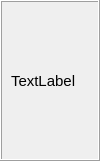
Old version of the form PlayMP4Page/mp4node.ui in the repository inportinitial/NMP3.
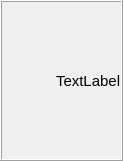
New version of the form. Icons and pictures are not drawn.

Diff of the .ui file:
```diff
--- a/PlayMP4Page/mp4node.ui
+++ b/PlayMP4Page/mp4node.ui
@@ -6,7 +6,7 @@
    <rect>
     <x>0</x>
     <y>0</y>
-    <width>100</width>
+    <width>107</width>
     <height>161</height>
    </rect>
   </property>
@@ -19,6 +19,25 @@
   <property name="windowTitle">
    <string>Form</string>
   </property>
+  <property name="styleSheet">
+   <string notr="true">QPushButton{
+background : transparent;
+border : none;
+background-image : url(&quot;:/images/delete_1.png&quot;);
+background-repeat : no-repeat;
+background-position : center;
+}
+QPushButton:hover{
+background-image : url(&quot;:/images/delete_3.png&quot;);
+background-repeat : no-repeat;
+background-position : center;
+}
+QPushButton:pressed{
+background-image : url(&quot;:/images/delete_2.png&quot;);
+background-repeat : no-repeat;
+background-position : center
+}</string>
+  </property>
   <layout class="QVBoxLayout" name="verticalLayout">
    <property name="leftMargin">
     <number>0</number>
@@ -41,6 +60,46 @@
       <enum>QFrame::Shadow::Raised</enum>
      </property>
      <layout class="QHBoxLayout" name="horizontalLayout">
+      <property name="spacing">
+       <number>4</number>
+      </property>
+      <property name="leftMargin">
+       <number>0</number>
+      </property>
+      <property name="topMargin">
+       <number>0</number>
+      </property>
+      <property name="rightMargin">
+       <number>0</number>
+      </property>
+      <property name="bottomMargin">
+       <number>0</number>
+      </property>
+      <item>
+       <widget class="QPushButton" name="RemoveSongFromLists">
+        <property name="minimumSize">
+         <size>
+          <width>50</width>
+          <height>50</height>
+         </size>
+        </property>
+        <property name="maximumSize">
+         <size>
+          <width>50</width>
+          <height>50</height>
+         </size>
+        </property>
+        <property name="text">
+         <string/>
+        </property>
+        <property name="iconSize">
+         <size>
+          <width>20</width>
+          <height>20</height>
+         </size>
+        </property>
+       </widget>
+      </item>
       <item>
        <widget class="QLabel" name="SongNameLabel">
         <property name="font">
```
